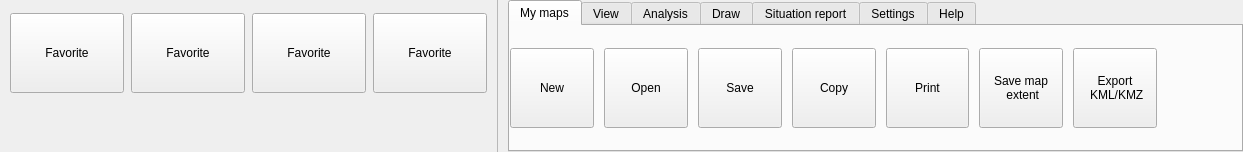
The window that src/ui/qgsribbontopwidget.ui (kadas-albireo/kadas-albireo) describes before a commit, drawn with Qt 5.
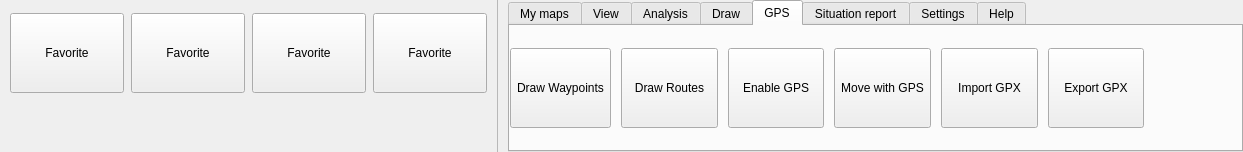
The same window after the commit. The open tabs and pages were chosen to show the change. Icons and pictures are not drawn. Custom widgets are drawn as their Qt base class.

Commit message: Add GPS tab

```diff
--- a/src/ui/qgsribbontopwidget.ui
+++ b/src/ui/qgsribbontopwidget.ui
@@ -1273,6 +1273,230 @@
           </item>
          </layout>
         </widget>
+        <widget class="QWidget" name="mGpsTab">
+         <attribute name="title">
+          <string>GPS</string>
+         </attribute>
+         <layout class="QGridLayout" name="gridLayout">
+          <property name="leftMargin">
+           <number>0</number>
+          </property>
+          <property name="topMargin">
+           <number>10</number>
+          </property>
+          <property name="rightMargin">
+           <number>0</number>
+          </property>
+          <property name="bottomMargin">
+           <number>10</number>
+          </property>
+          <property name="horizontalSpacing">
+           <number>10</number>
+          </property>
+          <property name="verticalSpacing">
+           <number>0</number>
+          </property>
+          <item row="0" column="5">
+           <widget class="QgsRibbonButton" name="mMoveWithGPSButton">
+            <property name="sizePolicy">
+             <sizepolicy hsizetype="MinimumExpanding" vsizetype="Fixed">
+              <horstretch>0</horstretch>
+              <verstretch>0</verstretch>
+             </sizepolicy>
+            </property>
+            <property name="minimumSize">
+             <size>
+              <width>0</width>
+              <height>80</height>
+             </size>
+            </property>
+            <property name="maximumSize">
+             <size>
+              <width>16777215</width>
+              <height>80</height>
+             </size>
+            </property>
+            <property name="text">
+             <string>Move with GPS</string>
+            </property>
+            <property name="iconSize">
+             <size>
+              <width>32</width>
+              <height>32</height>
+             </size>
+            </property>
+           </widget>
+          </item>
+          <item row="0" column="1">
+           <widget class="QgsRibbonButton" name="mDrawWaypointButton">
+            <property name="sizePolicy">
+             <sizepolicy hsizetype="MinimumExpanding" vsizetype="Fixed">
+              <horstretch>0</horstretch>
+              <verstretch>0</verstretch>
+             </sizepolicy>
+            </property>
+            <property name="minimumSize">
+             <size>
+              <width>0</width>
+              <height>80</height>
+             </size>
+            </property>
+            <property name="maximumSize">
+             <size>
+              <width>16777215</width>
+              <height>80</height>
+             </size>
+            </property>
+            <property name="text">
+             <string>Draw Waypoints</string>
+            </property>
+            <property name="iconSize">
+             <size>
+              <width>32</width>
+              <height>32</height>
+             </size>
+            </property>
+           </widget>
+          </item>
+          <item row="0" column="6">
+           <widget class="QgsRibbonButton" name="mGpxImportButton">
+            <property name="sizePolicy">
+             <sizepolicy hsizetype="MinimumExpanding" vsizetype="Fixed">
+              <horstretch>0</horstretch>
+              <verstretch>0</verstretch>
+             </sizepolicy>
+            </property>
+            <property name="minimumSize">
+             <size>
+              <width>0</width>
+              <height>80</height>
+             </size>
+            </property>
+            <property name="maximumSize">
+             <size>
+              <width>16777215</width>
+              <height>80</height>
+             </size>
+            </property>
+            <property name="text">
+             <string>Import GPX</string>
+            </property>
+            <property name="iconSize">
+             <size>
+              <width>32</width>
+              <height>32</height>
+             </size>
+            </property>
+           </widget>
+          </item>
+          <item row="0" column="3">
+           <widget class="QgsRibbonButton" name="mEnableGPSButton">
+            <property name="sizePolicy">
+             <sizepolicy hsizetype="MinimumExpanding" vsizetype="Fixed">
+              <horstretch>0</horstretch>
+              <verstretch>0</verstretch>
+             </sizepolicy>
+            </property>
+            <property name="minimumSize">
+             <size>
+              <width>0</width>
+              <height>80</height>
+             </size>
+            </property>
+            <property name="maximumSize">
+             <size>
+              <width>16777215</width>
+              <height>80</height>
+             </size>
+            </property>
+            <property name="text">
+             <string>Enable GPS</string>
+            </property>
+            <property name="iconSize">
+             <size>
+              <width>32</width>
+              <height>32</height>
+             </size>
+            </property>
+           </widget>
+          </item>
+          <item row="0" column="7">
+           <widget class="QgsRibbonButton" name="mGpxExportButton">
+            <property name="sizePolicy">
+             <sizepolicy hsizetype="MinimumExpanding" vsizetype="Fixed">
+              <horstretch>0</horstretch>
+              <verstretch>0</verstretch>
+             </sizepolicy>
+            </property>
+            <property name="minimumSize">
+             <size>
+              <width>0</width>
+              <height>80</height>
+             </size>
+            </property>
+            <property name="maximumSize">
+             <size>
+              <width>16777215</width>
+              <height>80</height>
+             </size>
+            </property>
+            <property name="text">
+             <string>Export GPX</string>
+            </property>
+            <property name="iconSize">
+             <size>
+              <width>32</width>
+              <height>32</height>
+             </size>
+            </property>
+           </widget>
+          </item>
+          <item row="0" column="8">
+           <spacer name="horizontalSpacer_3">
+            <property name="orientation">
+             <enum>Qt::Horizontal</enum>
+            </property>
+            <property name="sizeHint" stdset="0">
+             <size>
+              <width>83</width>
+              <height>20</height>
+             </size>
+            </property>
+           </spacer>
+          </item>
+          <item row="0" column="2">
+           <widget class="QgsRibbonButton" name="mDrawRouteButton">
+            <property name="sizePolicy">
+             <sizepolicy hsizetype="MinimumExpanding" vsizetype="Fixed">
+              <horstretch>0</horstretch>
+              <verstretch>0</verstretch>
+             </sizepolicy>
+            </property>
+            <property name="minimumSize">
+             <size>
+              <width>0</width>
+              <height>80</height>
+             </size>
+            </property>
+            <property name="maximumSize">
+             <size>
+              <width>16777215</width>
+              <height>80</height>
+             </size>
+            </property>
+            <property name="text">
+             <string>Draw Routes</string>
+            </property>
+            <property name="iconSize">
+             <size>
+              <width>32</width>
+              <height>32</height>
+             </size>
+            </property>
+           </widget>
+          </item>
+         </layout>
+        </widget>
         <widget class="QWidget" name="mSituationReportTab">
          <attribute name="title">
           <string>Situation report</string>
```
Left out of the diff: 84 changed lines with no effect on the pictures. The commit also changes 1 other file.
